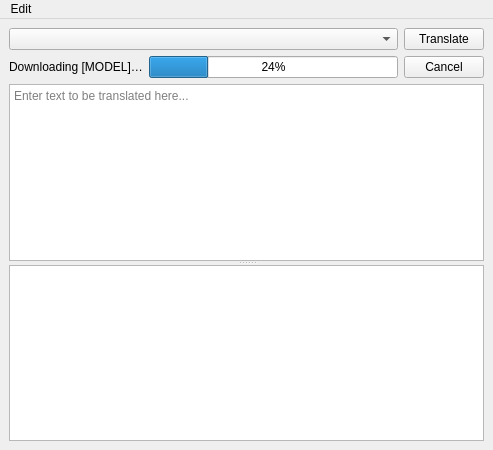
This is mainwindow.ui in XapaJIaMnu/translateLocally as Qt 5 draws it before an edit. The edited form follows.
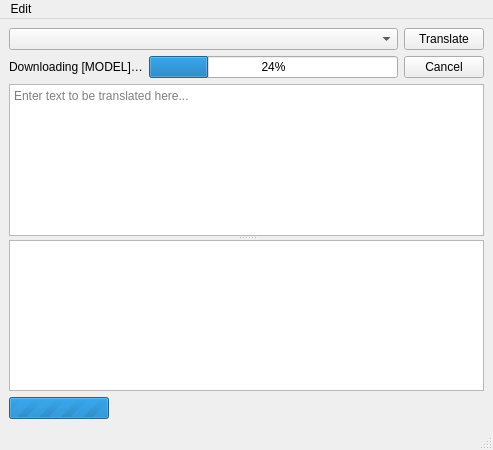
This is the edited form.

Commit message: Add progress bar with pending translation indicator

```diff
--- a/mainwindow.ui
+++ b/mainwindow.ui
@@ -145,6 +145,31 @@
       </item>
      </layout>
     </item>
+    <item row="2" column="0">
+     <widget class="QProgressBar" name="pendingIndicator">
+      <property name="sizePolicy">
+       <sizepolicy hsizetype="Fixed" vsizetype="Fixed">
+        <horstretch>0</horstretch>
+        <verstretch>0</verstretch>
+       </sizepolicy>
+      </property>
+      <property name="maximumSize">
+       <size>
+        <width>100</width>
+        <height>16777215</height>
+       </size>
+      </property>
+      <property name="toolTip">
+       <string>Translating…</string>
+      </property>
+      <property name="maximum">
+       <number>0</number>
+      </property>
+      <property name="value">
+       <number>-1</number>
+      </property>
+     </widget>
+    </item>
    </layout>
   </widget>
   <widget class="QMenuBar" name="menubar">
@@ -168,6 +193,7 @@
    </widget>
    <addaction name="menuEdit"/>
   </widget>
+  <widget class="QStatusBar" name="statusbar"/>
   <action name="translateAction">
    <property name="text">
     <string>Translate</string>
```
Left out of the diff: 2 changed lines with no effect on the pictures. The commit also changes 3 other files.
